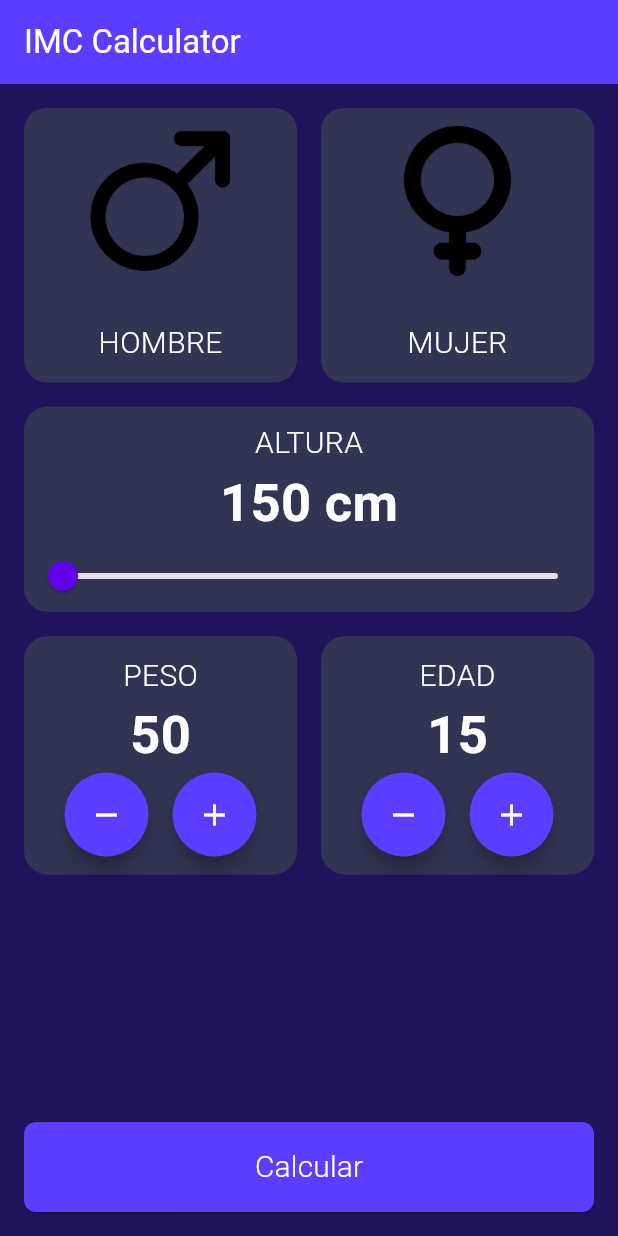
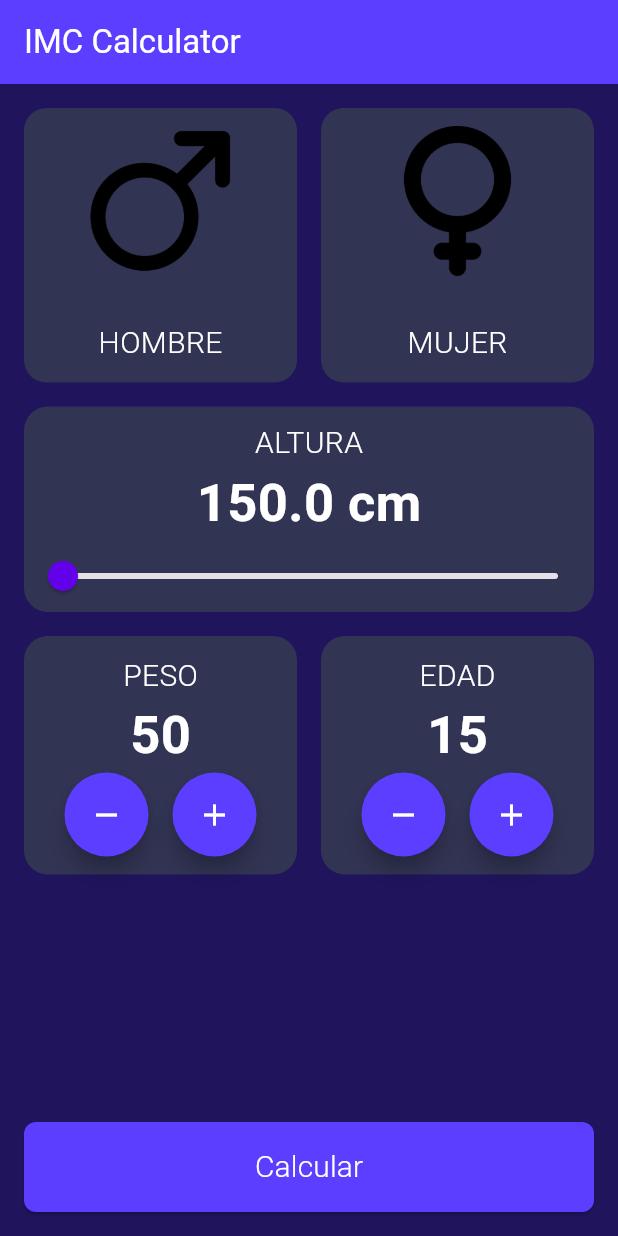
Before and after one commit to DanielGuzmanV/Proyecto-Flutter-IMCApp, a Flutter app: the screen it shows after launch, on a phone screen of 412 x 824 dp. Run offline on Flutter 3.47's test engine with Material 3 defaults, Android fonts, the phone set to English and light mode, and no system bars.

Commit message:
se configuro los valores de la clase heightSelector

```diff
--- a/lib/components/height_selector.dart
+++ b/lib/components/height_selector.dart
@@ -3,14 +3,21 @@ import 'package:imc_app/config/theme/app_theme.dart';
 import 'package:imc_app/config/theme/text_style.dart';
 
 class HeightSelector extends StatefulWidget {
-  const HeightSelector({super.key});
+  final double alturaUser;
+  final Function(double) fnOnChanged;
+
+  const HeightSelector({
+    super.key,
+    required this.alturaUser,
+    required this.fnOnChanged
+  });
 
   @override
   State<HeightSelector> createState() => _HeightSelectorState();
 }
 
 class _HeightSelectorState extends State<HeightSelector> {
-  double height = 150;
+  // double heightValue = 150;
 
   @override
   Widget build(BuildContext context) {
@@ -30,7 +37,7 @@ class _HeightSelectorState extends State<HeightSelector> {
             ),
 
             Text(
-              "${height.toStringAsFixed(0)} cm",
+              "${widget.alturaUser} cm",
               style: const TextStyle(
                 color: Colors.white,
                 fontSize: 35,
@@ -39,16 +46,14 @@ class _HeightSelectorState extends State<HeightSelector> {
             ),
 
             Slider(
-              value: height,
-              onChanged: (valueHeight) {
-                setState(() {
-                  height = valueHeight;
-                });
+              value: widget.alturaUser,
+              onChanged: (double valueHeight) {
+                widget.fnOnChanged(valueHeight);
               },
               min: 150,
               max: 220,
               divisions: 70,
-              label: "${height.toStringAsFixed(0)} cm",
+              label: "${widget.alturaUser} cm",
               activeColor: ThemeColor.accent,
             ),
           ]
--- a/lib/presentation/screens/imc_home.dart
+++ b/lib/presentation/screens/imc_home.dart
@@ -16,6 +16,7 @@ class _ImcHomeScreenState extends State<ImcHomeScreen> {
 
   int selectEdad = 15;
   int selectPeso = 50;
+  double selectAltura = 150;
 
   @override
   Widget build(BuildContext context) {
@@ -24,7 +25,13 @@ class _ImcHomeScreenState extends State<ImcHomeScreen> {
 
         // Clases:
         const GenderSelector(),
-        const HeightSelector(),
+        HeightSelector(
+          alturaUser: selectAltura,
+          fnOnChanged: (double value) {
+            setState(() {
+              selectAltura = value;
+            });
+          },),
 
         // widgets de edad y peso:
         Padding(
```
